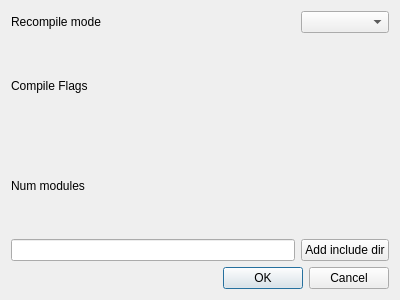
First picture: the form in EagleEye/UIs/rccsettingsdialog.ui, repository dtmoodie/EagleEye, before the edit.
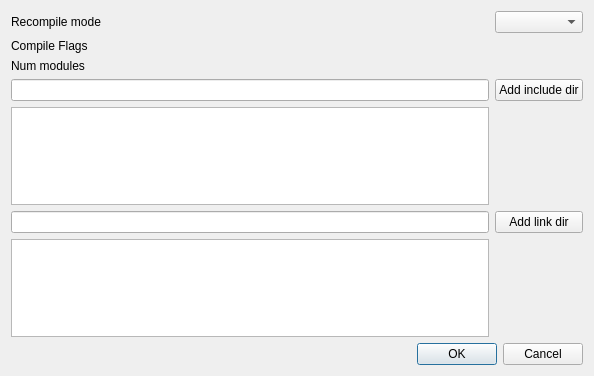
Second picture: the form after the edit.

Diff of the .ui file:
```diff
--- a/EagleEye/UIs/rccsettingsdialog.ui
+++ b/EagleEye/UIs/rccsettingsdialog.ui
@@ -6,8 +6,8 @@
    <rect>
     <x>0</x>
     <y>0</y>
-    <width>400</width>
-    <height>300</height>
+    <width>594</width>
+    <height>376</height>
    </rect>
   </property>
   <property name="windowTitle">
@@ -16,6 +16,16 @@
   <layout class="QGridLayout" name="gridLayout_2">
    <item row="0" column="0">
     <layout class="QGridLayout" name="gridLayout">
+     <item row="5" column="1">
+      <widget class="QPushButton" name="btnAddLinkDir">
+       <property name="text">
+        <string>Add link dir</string>
+       </property>
+      </widget>
+     </item>
+     <item row="4" column="0">
+      <widget class="QPlainTextEdit" name="incDirs"/>
+     </item>
      <item row="0" column="1">
       <widget class="QComboBox" name="comboBox"/>
      </item>
@@ -47,9 +57,6 @@
        </property>
       </widget>
      </item>
-     <item row="3" column="0">
-      <widget class="QLineEdit" name="includeDir"/>
-     </item>
      <item row="3" column="1">
       <widget class="QPushButton" name="btnAddIncludeDir">
        <property name="text">
@@ -57,6 +64,15 @@
        </property>
       </widget>
      </item>
+     <item row="3" column="0">
+      <widget class="QLineEdit" name="includeDir"/>
+     </item>
+     <item row="5" column="0">
+      <widget class="QLineEdit" name="linkDir"/>
+     </item>
+     <item row="6" column="0">
+      <widget class="QPlainTextEdit" name="linkDirs"/>
+     </item>
     </layout>
    </item>
    <item row="1" column="0">
```
